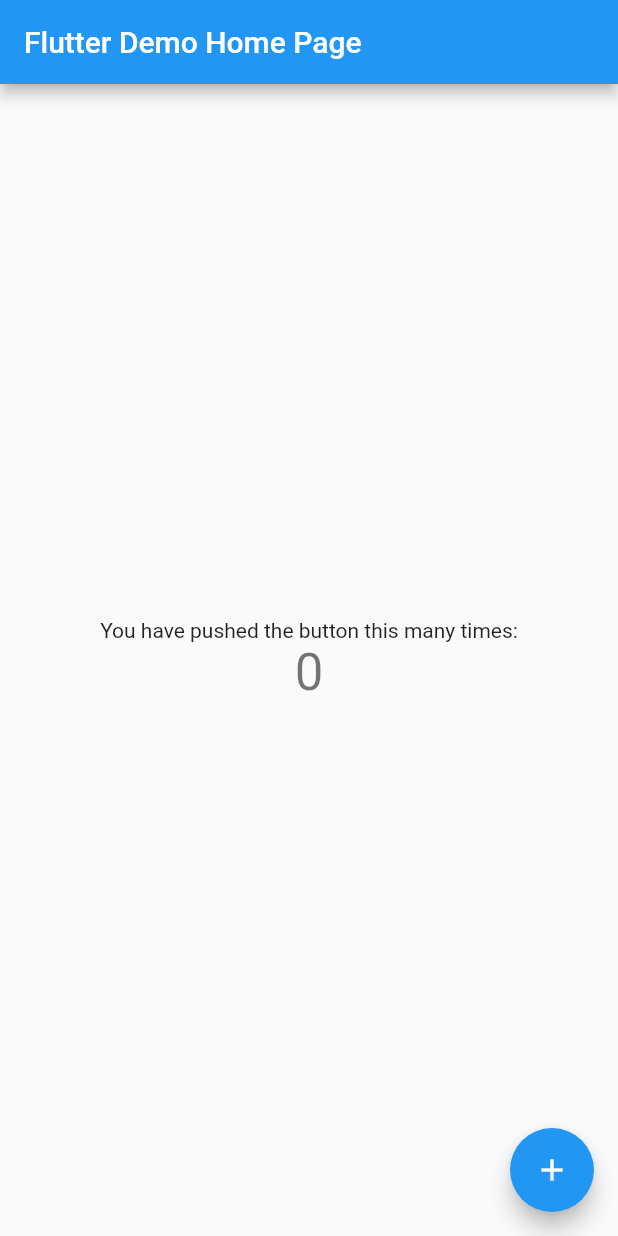
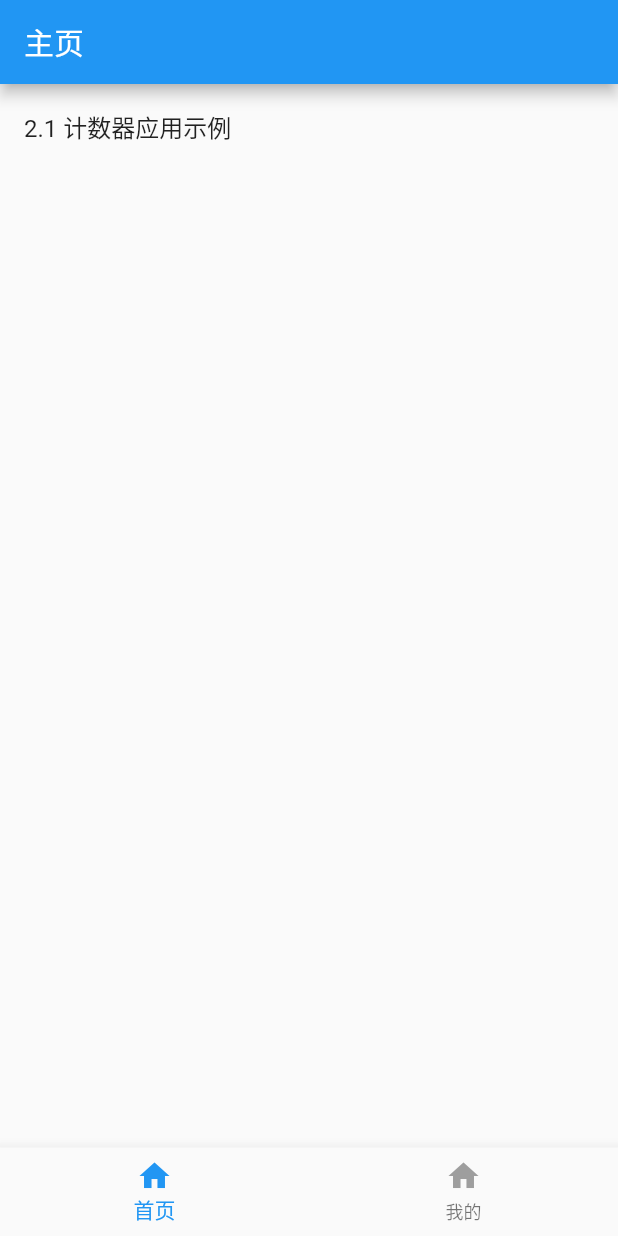
Before and after one commit to sevtin/yimu, a Flutter app: the screen it shows after launch, on a phone screen of 412 x 824 dp. Run offline on Flutter 3.47's test engine with Material 2 defaults, Android fonts, the phone set to English and light mode, and no system bars.

Commit message:
完成基础结构

```diff
--- a/yimu/lib/main.dart
+++ b/yimu/lib/main.dart
@@ -1,4 +1,5 @@
 import 'package:flutter/material.dart';
+import 'package:yimu/module/tabbar/ks_tabbar.dart';
 
 void main() => runApp(MyApp());
 
@@ -7,105 +8,15 @@ class MyApp extends StatelessWidget {
   @override
   Widget build(BuildContext context) {
     return MaterialApp(
-      title: 'Flutter Demo',
+      //应用名称
+      title: 'YiMu',
       theme: ThemeData(
-        // This is the theme of your application.
-        //
-        // Try running your application with "flutter run". You'll see the
-        // application has a blue toolbar. Then, without quitting the app, try
-        // changing the primarySwatch below to Colors.green and then invoke
-        // "hot reload" (press "r" in the console where you ran "flutter run",
-        // or simply save your changes to "hot reload" in a Flutter IDE).
-        // Notice that the counter didn't reset back to zero; the application
-        // is not restarted.
+        //蓝色主题
         primarySwatch: Colors.blue,
       ),
-      home: MyHomePage(title: 'Flutter Demo Home Page'),
+      home: KSTabBar(),
+      //不显示Debug标签
+      debugShowCheckedModeBanner: false,
     );
   }
 }
-
-class MyHomePage extends StatefulWidget {
-  MyHomePage({Key key, this.title}) : super(key: key);
-
-  // This widget is the home page of your application. It is stateful, meaning
-  // that it has a State object (defined below) that contains fields that affect
-  // how it looks.
-
-  // This class is the configuration for the state. It holds the values (in this
-  // case the title) provided by the parent (in this case the App widget) and
-  // used by the build method of the State. Fields in a Widget subclass are
-  // always marked "final".
-
-  final String title;
-
-  @override
-  _MyHomePageState createState() => _MyHomePageState();
-}
-
-class _MyHomePageState extends State<MyHomePage> {
-  int _counter = 0;
-
-  void _incrementCounter() {
-    setState(() {
-      // This call to setState tells the Flutter framework that something has
-      // changed in this State, which causes it to rerun the build method below
-      // so that the display can reflect the updated values. If we changed
-      // _counter without calling setState(), then the build method would not be
-      // called again, and so nothing would appear to happen.
-      _counter++;
-    });
-  }
-
-  @override
-  Widget build(BuildContext context) {
-    // This method is rerun every time setState is called, for instance as done
-    // by the _incrementCounter method above.
-    //
-    // The Flutter framework has been optimized to make rerunning build methods
-    // fast, so that you can just rebuild anything that needs updating rather
-    // than having to individually change instances of widgets.
-    return Scaffold(
-      appBar: AppBar(
-        // Here we take the value from the MyHomePage object that was created by
-        // the App.build method, and use it to set our appbar title.
-        title: Text(widget.title),
-      ),
-      body: Center(
-        // Center is a layout widget. It takes a single child and positions it
-        // in the middle of the parent.
-        child: Column(
-          // Column is also a layout widget. It takes a list of children and
-          // arranges them vertically. By default, it sizes itself to fit its
-          // children horizontally, and tries to be as tall as its parent.
-          //
-          // Invoke "debug painting" (press "p" in the console, choose the
-          // "Toggle Debug Paint" action from the Flutter Inspector in Android
-          // Studio, or the "Toggle Debug Paint" command in Visual Studio Code)
-          // to see the wireframe for each widget.
-          //
-          // Column has various properties to control how it sizes itself and
-          // how it positions its children. Here we use mainAxisAlignment to
-          // center the children vertically; the main axis here is the vertical
-          // axis because Columns are vertical (the cross axis would be
-          // horizontal).
-          mainAxisAlignment: MainAxisAlignment.center,
-          children: <Widget>[
-            Text(
-              'You have pushed the button this many times:',
-            ),
-            Text(
-              '$_counter',
-              style: Theme.of(context).textTheme.display1,
-            ),
-          ],
-        ),
-      ),
-      floatingActionButton: FloatingActionButton(
-        onPressed: _incrementCounter,
-        tooltip: 'Increment',
-        child: Icon(Icons.add),
-      ), // This trailing comma makes auto-formatting nicer for build methods.
-    );
-  }
-}
--- /dev/null
+++ b/yimu/lib/module/base/ks_stateful_widget.dart
@@ -0,0 +1,13 @@
+
+import 'package:flutter/material.dart';
+
+class KSStatefulWidget extends StatefulWidget {
+  String pageTitle;
+
+  @override
+  State<StatefulWidget> createState() {
+    // TODO: implement createState
+    throw UnimplementedError();
+  }
+
+}
--- /dev/null
+++ b/yimu/lib/module/category/ks_appbar_category.dart
@@ -0,0 +1,9 @@
+import 'package:flutter/material.dart';
+
+class KSAppBar {
+  static ks_init({String title}) {
+    return AppBar(
+      title: Text(title),
+    );
+  }
+}
--- /dev/null
+++ b/yimu/lib/module/category/ks_listtile_category.dart
@@ -0,0 +1,13 @@
+
+
+import 'package:flutter/material.dart';
+
+class KSListTile {
+
+  static ks_init({String title, GestureTapCallback onTap}) {
+    return ListTile(
+      title: Text(title),
+      onTap: onTap,
+    );
+  }
+}
--- /dev/null
+++ b/yimu/lib/module/category/ks_navigator_category.dart
@@ -0,0 +1,13 @@
+import 'package:flutter/cupertino.dart';
+import 'package:flutter/material.dart';
+
+class KSNavigator {
+  static ks_push(BuildContext context, Widget widget) {
+    if (context == null || widget == null) {
+      return;
+    }
+    Navigator.push(context, MaterialPageRoute(builder: (context) {
+      return widget;
+    }));
+  }
+}
--- a/yimu/lib/module/tabbar/ks_tabbar.dart
+++ b/yimu/lib/module/tabbar/ks_tabbar.dart
@@ -0,0 +1,69 @@
+import 'package:flutter/material.dart';
+import 'package:yimu/page/tabbar/ks_home_page.dart';
+import 'package:yimu/page/tabbar/ks_my_page.dart';
+
+class KSTabBar extends StatefulWidget {
+  @override
+  State<StatefulWidget> createState() {
+    return _KSTabBarState(); //整个函数等价于：_KSTabBarState createState() => _KSTabBarState()
+  }
+}
+
+/*_下划线开头为私有，外界无法访问*/
+class _KSTabBarState extends State<KSTabBar> {
+  final _defaultColor = Colors.grey;
+  final _activeColor = Colors.blue;
+  int _currentIndex = 0;
+  List<Widget> pages = List();
+
+  final PageController _controller = PageController(initialPage: 0);
+
+  @override
+  void initState() {
+    super.initState();
+    /*初始化底部导航栏*/
+    pages..add(KSHomePage())..add(KSMyPage());
+  }
+
+  @override
+  Widget build(BuildContext context) {
+    /*
+    Scaffold
+    Material Design布局结构的基本实现。此类提供了用于显示drawer、snackbar和底部sheet的API。
+     */
+    return Scaffold(
+      body: pages[_currentIndex],
+      bottomNavigationBar: BottomNavigationBar(
+        items: [
+          _cunstomNavBarItem(Icons.home, '首页', _currentIndex == 0 ? _activeColor : _defaultColor),
+          _cunstomNavBarItem(Icons.home, '我的', _currentIndex == 1 ? _activeColor : _defaultColor),
+        ],
+        currentIndex: _currentIndex,
+        onTap: (int index){
+          setState(() {
+            _currentIndex = index;
+          });
+        },
+        type: BottomNavigationBarType.fixed,
+      ),
+    );
+  }
+
+  /*自定义tabbar按钮*/
+  BottomNavigationBarItem _cunstomNavBarItem(
+      IconData icon, String title, Color textColor) {
+    return BottomNavigationBarItem(
+        icon: Icon(
+          icon,
+          color: _defaultColor,
+        ),
+        activeIcon: Icon(
+          icon,
+          color: _activeColor,
+        ),
+        title: Text(
+          title,
+          style: TextStyle(color: textColor),
+        ));
+  }
+}
--- /dev/null
+++ b/yimu/lib/page/home/two/ks_counter_application_page_2.1.dart
@@ -0,0 +1,24 @@
+
+
+import 'package:flutter/material.dart';
+import 'package:yimu/module/base/ks_stateful_widget.dart';
+import 'package:yimu/module/category/ks_appbar_category.dart';
+
+class KSCounterPpplicationPage extends KSStatefulWidget {
+
+  @override
+  State<StatefulWidget> createState() {
+    return _KSCounterPpplicationPageState();
+  }
+
+}
+
+class _KSCounterPpplicationPageState extends State<KSCounterPpplicationPage> {
+  @override
+  Widget build(BuildContext context) {
+    return Scaffold(
+      appBar: KSAppBar.ks_init(title: widget.pageTitle),
+    );
+  }
+
+}
--- /dev/null
+++ b/yimu/lib/page/tabbar/ks_home_page.dart
@@ -0,0 +1,60 @@
+import 'package:flutter/material.dart';
+import 'package:yimu/module/base/ks_stateful_widget.dart';
+import 'package:yimu/module/category/ks_appbar_category.dart';
+import 'package:yimu/module/category/ks_listtile_category.dart';
+import 'package:yimu/module/category/ks_navigator_category.dart';
+import 'package:yimu/page/home/two/ks_counter_application_page_2.1.dart';
+
+class KSHomePage extends StatefulWidget {
+  @override
+  State<StatefulWidget> createState() {
+    return _KSHomePageState();
+  }
+}
+
+class _KSHomePageState extends State<KSHomePage> {
+  /*列表数据*/
+  List<ListTile> _datas;
+
+  @override
+  void initState() {
+    super.initState();
+    _initChildPage();
+  }
+
+  @override
+  Widget build(BuildContext context) {
+    return Scaffold(
+      appBar: KSAppBar.ks_init(title: '主页'),
+      body: ListView.builder(
+          itemCount: _datas.length,
+          itemExtent: 40,
+          itemBuilder: (BuildContext context, int index) {
+            return _datas[index];
+          }),
+    );
+  }
+
+  _initChildPage(){
+    var listTiles = [
+        KSListTile.ks_init(title: '2.1 计数器应用示例',onTap: _enterKSCounterPpplicationPage),
+    ];
+
+    _datas = [];
+    /*倒序*/
+    for (int i = (listTiles.length - 1); i >= 0; i--) {
+      _datas.add(listTiles[i]);
+    }
+  }
+
+  /*利用多态实现标题赋值*/
+  _push(KSStatefulWidget page,String title){
+    page.pageTitle = title;
+    KSNavigator.ks_push(context, page);
+  }
+
+  _enterKSCounterPpplicationPage(){
+    _push(KSCounterPpplicationPage(), '2.1 计数器应用示例');
+  }
+
+}
--- /dev/null
+++ b/yimu/lib/page/tabbar/ks_my_page.dart
@@ -0,0 +1,21 @@
+import 'package:flutter/material.dart';
+import 'package:yimu/module/category/ks_appbar_category.dart';
+
+class KSMyPage extends StatefulWidget {
+  @override
+  State<StatefulWidget> createState() {
+    return _KSMyPageState();
+  }
+}
+
+class _KSMyPageState extends State<KSMyPage> {
+  @override
+  Widget build(BuildContext context) {
+    return Scaffold(
+      appBar: KSAppBar.ks_init(title: '我的'),
+      body: Center(
+        child: Text('开发中……'),
+      ),
+    );
+  }
+}
```
Also changed, not shown: yimu/lib/module/category/ks_tabbar_category.dart (deleted).
